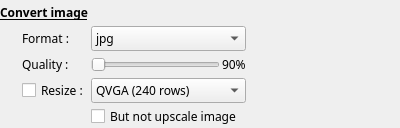
The window that src/ffDiaporamaMMFiler/wgt_JobConvertImage.ui (boenki/ffdiaporama) describes before a commit, drawn with Qt 5.
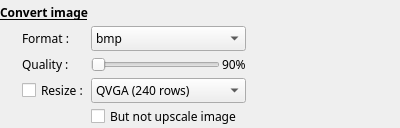
The same window after the commit.

What changed in the file:
```diff
--- a/src/ffDiaporamaMMFiler/wgt_JobConvertImage.ui
+++ b/src/ffDiaporamaMMFiler/wgt_JobConvertImage.ui
@@ -185,6 +185,11 @@
    </item>
    <item row="2" column="2">
     <widget class="QComboBox" name="DestFormatCB">
+     <item>
+      <property name="text">
+       <string notr="true">bmp</string>
+      </property>
+     </item>
      <item>
       <property name="text">
        <string notr="true">jpg</string>
```
Left out of the diff: 12 changed lines with no effect on the pictures.
